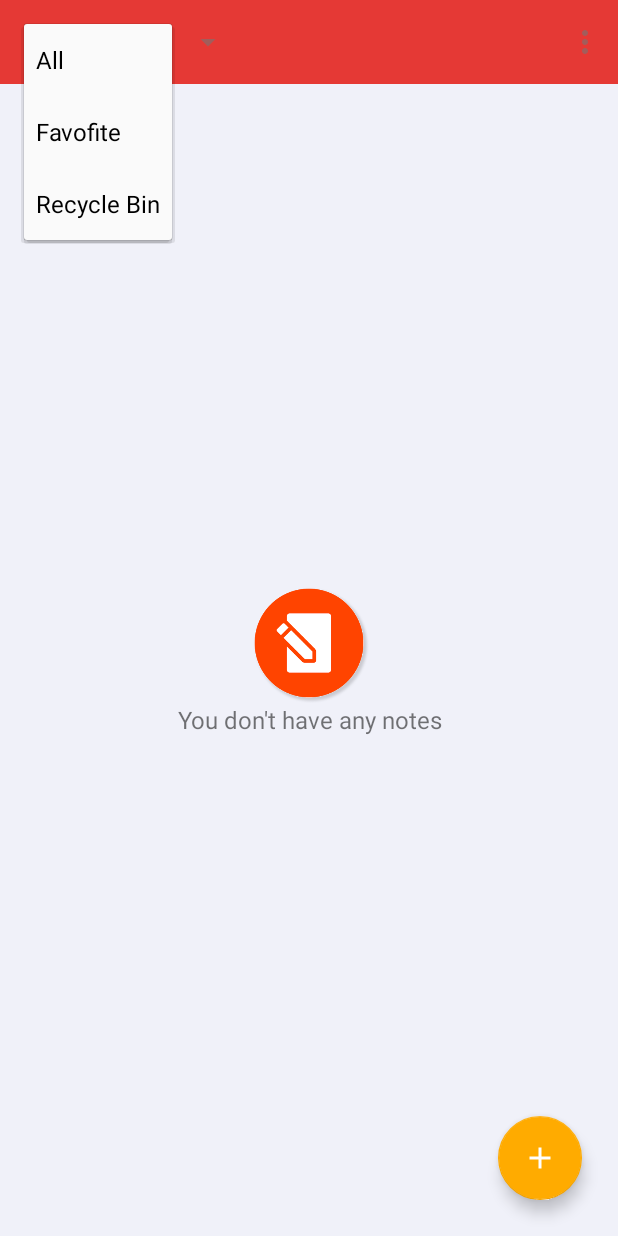
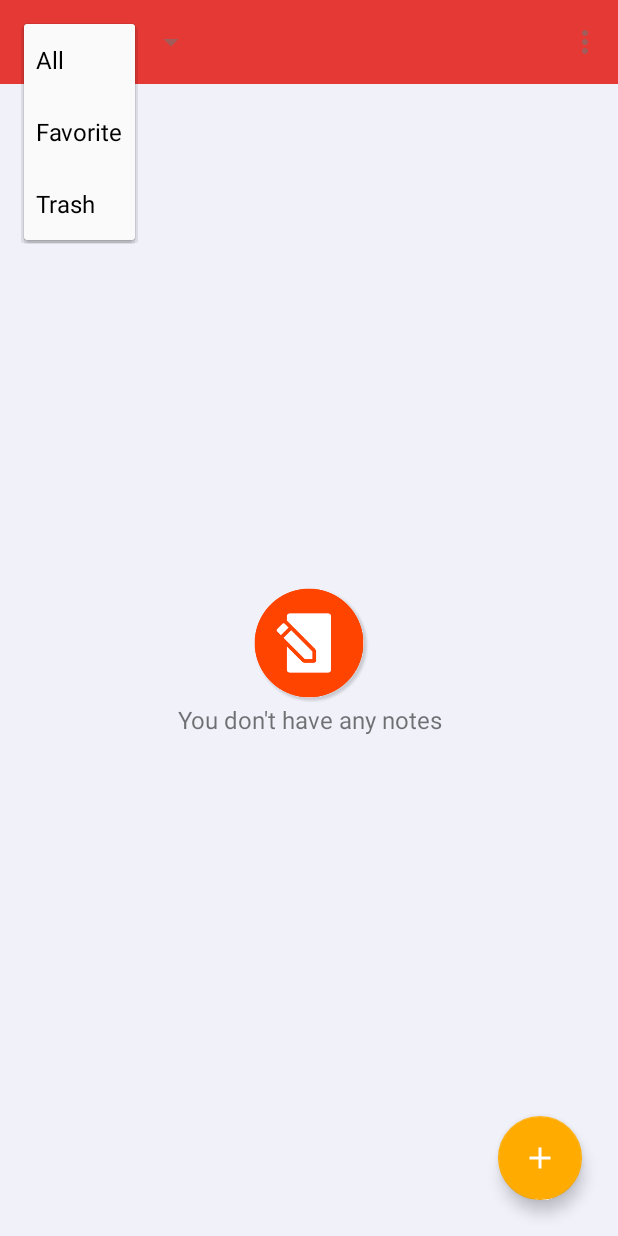
Before and after one commit to jinhuizxc/K3mNotes, an Android app: the screen it shows after launch (ListNotesActivity), after a tap on "All", on a phone screen of 412 x 824 dp. Run offline under Robolectric (Android 15) with nearby library versions, the phone set to English and light mode, and no system bars.

```diff
--- a/app/src/main/java/com/k3mshiro/k3mnotes/dao/NoteDAO.java
+++ b/app/src/main/java/com/k3mshiro/k3mnotes/dao/NoteDAO.java
@@ -82,8 +82,6 @@ public class NoteDAO {
             cursor.moveToNext();
         }
 
-        closeDatabase();
-
         return listNoteDTOs;
     }
 
--- a/app/src/main/res/values/strings.xml
+++ b/app/src/main/res/values/strings.xml
@@ -22,8 +22,8 @@
 
     <string-array name="spinner_items">
         <item>All</item>
-        <item>Favofite</item>
-        <item>Recycle Bin</item>
+        <item>Favorite</item>
+        <item>Trash</item>
     </string-array>
 
     <string name="none_priority">None</string>
```
Also changed, not shown: app/src/main/java/com/k3mshiro/k3mnotes/activity/ListNotesActivity.java (+25 -4 lines), 2 other files.
